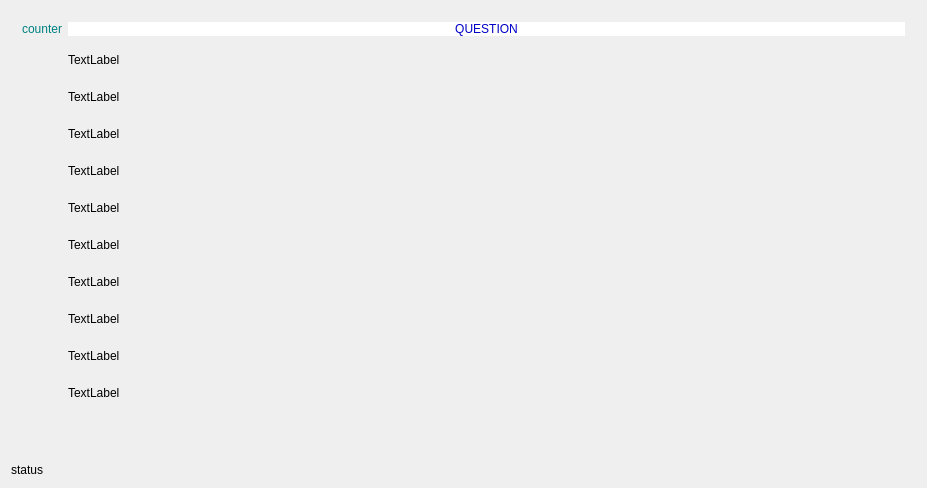
Before: the Qt Designer form src/auto_test.ui in jleahred/mq-auto-test, drawn with Qt 5.
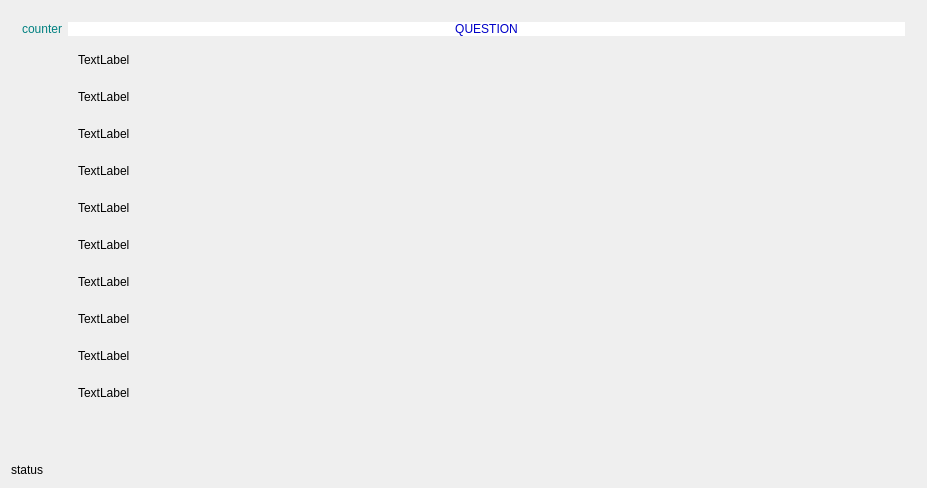
After: the same form once the commit is applied. The open tabs and pages were chosen to show the change. Custom widgets are drawn as their Qt base class.

```diff
--- a/src/auto_test.ui
+++ b/src/auto_test.ui
@@ -27,6 +27,8 @@
 
 QOption {
 	background-color: rgb(255, 255, 255, 150);
+	border-radius: 10px;
+/*    margin-left: 10px;*/
 	font: 12pt;
 }
 </string>
@@ -128,6 +130,9 @@
          <property name="text">
           <string>TextLabel</string>
          </property>
+         <property name="indent">
+          <number>10</number>
+         </property>
         </widget>
        </item>
        <item row="3" column="1">
@@ -141,6 +146,9 @@
          <property name="text">
           <string>TextLabel</string>
          </property>
+         <property name="indent">
+          <number>10</number>
+         </property>
         </widget>
        </item>
        <item row="0" column="0">
@@ -167,6 +175,9 @@
          <property name="text">
           <string>TextLabel</string>
          </property>
+         <property name="indent">
+          <number>10</number>
+         </property>
         </widget>
        </item>
        <item row="9" column="1">
@@ -180,6 +191,9 @@
          <property name="text">
           <string>TextLabel</string>
          </property>
+         <property name="indent">
+          <number>10</number>
+         </property>
         </widget>
        </item>
        <item row="6" column="1">
@@ -193,6 +207,9 @@
          <property name="text">
           <string>TextLabel</string>
          </property>
+         <property name="indent">
+          <number>10</number>
+         </property>
         </widget>
        </item>
        <item row="8" column="1">
@@ -206,6 +223,9 @@
          <property name="text">
           <string>TextLabel</string>
          </property>
+         <property name="indent">
+          <number>10</number>
+         </property>
         </widget>
        </item>
        <item row="2" column="1">
@@ -219,6 +239,9 @@
          <property name="text">
           <string>TextLabel</string>
          </property>
+         <property name="indent">
+          <number>10</number>
+         </property>
         </widget>
        </item>
        <item row="0" column="1">
@@ -251,6 +274,9 @@
          <property name="text">
           <string>TextLabel</string>
          </property>
+         <property name="indent">
+          <number>10</number>
+         </property>
         </widget>
        </item>
        <item row="5" column="1">
@@ -264,6 +290,9 @@
          <property name="text">
           <string>TextLabel</string>
          </property>
+         <property name="indent">
+          <number>10</number>
+         </property>
         </widget>
        </item>
        <item row="4" column="1">
@@ -277,6 +306,9 @@
          <property name="text">
           <string>TextLabel</string>
          </property>
+         <property name="indent">
+          <number>10</number>
+         </property>
         </widget>
        </item>
        <item row="11" column="1">
```
